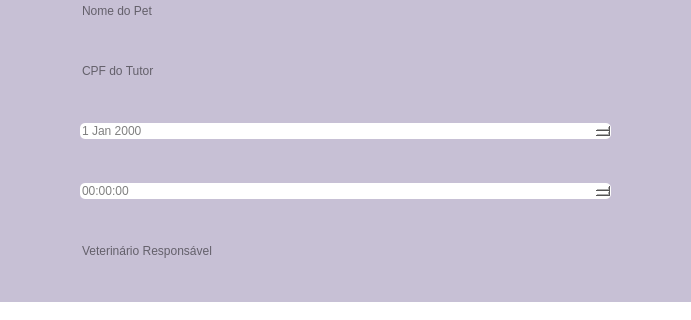
Old version of the form VeterinaryScheduleSystem/agendamento.ui in the repository brenoafsa/VeterinaryScheduleSystem; both pictures show x 450 to 1141 and y 299 to 619 of the 1302 by 619 pixel window.
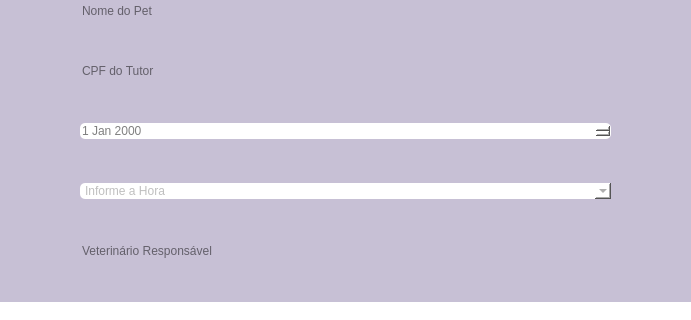
New version of the form. Icons and pictures are not drawn.

Diff of the .ui file:
```diff
--- a/VeterinaryScheduleSystem/agendamento.ui
+++ b/VeterinaryScheduleSystem/agendamento.ui
@@ -391,13 +391,16 @@
       </widget>
      </item>
      <item>
-      <widget class="QTimeEdit" name="timeEdit">
+      <widget class="QComboBox" name="comboBox">
        <property name="styleSheet">
         <string notr="true">color: gray;
 background-color: rgb(255, 255, 255);
 border-radius: 5px;
 </string>
        </property>
+       <property name="placeholderText">
+        <string>Informe a Hora</string>
+       </property>
       </widget>
      </item>
      <item>
```
